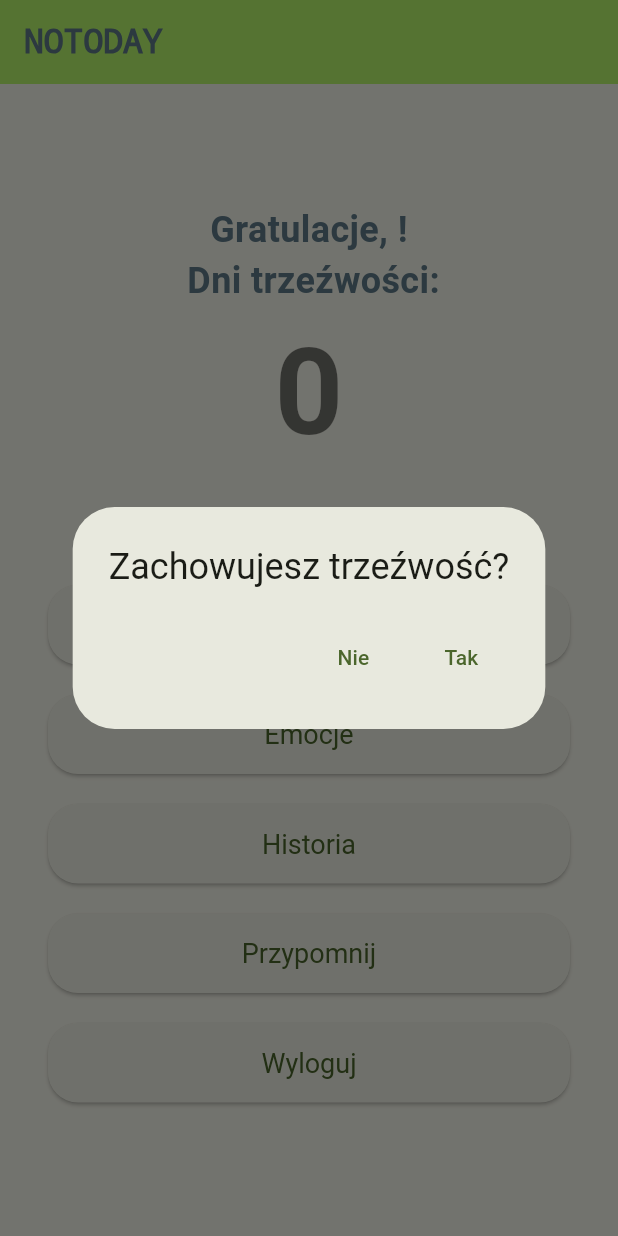
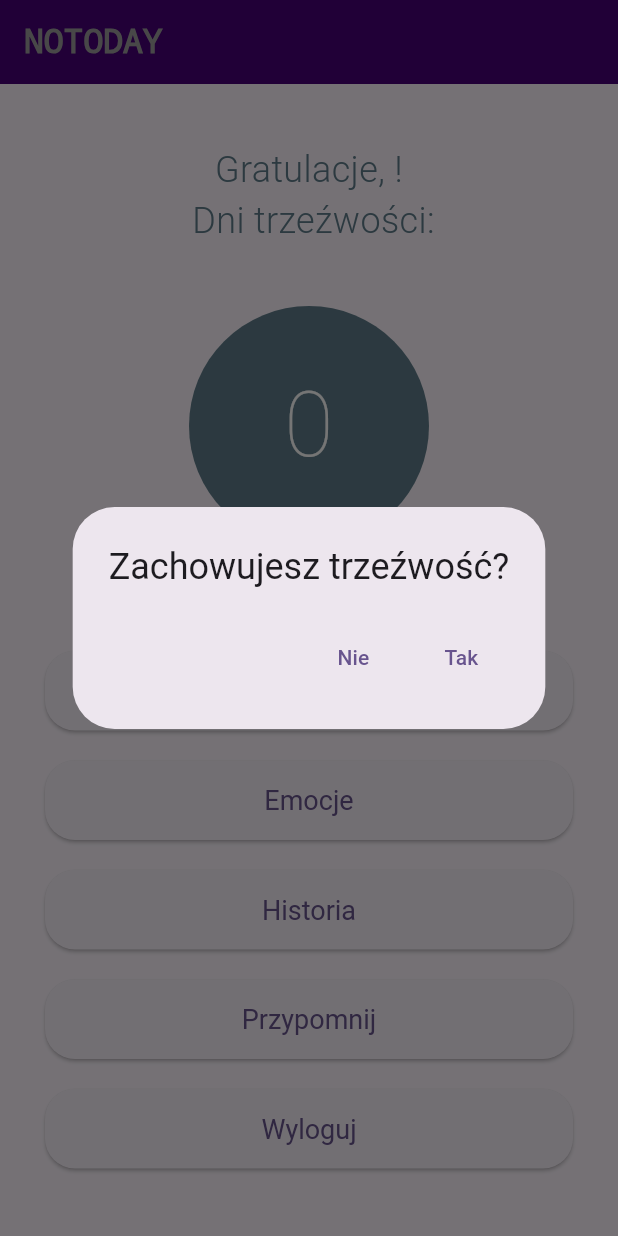
Before and after one commit to martinschwill/notoday, a Flutter app: the HomePage screen opened directly with empty values, on a phone screen of 412 x 824 dp. Run offline on Flutter 3.47's test engine with Material 3 defaults, Android fonts, the phone set to English and light mode, and no system bars; our stand-ins replace charts_flutter, flutter_local_notifications, timezone; network calls fail.

Commit message:
changes in appearance, some fixes, android fails, kicked it out from the commit

```diff
--- a/lib/config.dart
+++ b/lib/config.dart
@@ -1,3 +1,3 @@
-const String baseUrl = 'http://34.27.80.19';
-// const String baseUrl = 'http://10.2.40.138:5001';
+// const String baseUrl = 'http://34.27.80.19';
+const String baseUrl = 'http://10.2.40.62:5001';
 // const String baseUrl = 'http://192.168.33.12:5001';
--- a/lib/home.dart
+++ b/lib/home.dart
@@ -197,17 +197,17 @@ class _HomePageState extends State<HomePage> {
             fontSize: 22.0,
             fontWeight: FontWeight.bold,
             fontFamily: 'Courier New',
-            color: Colors.blueGrey,
+            color: Colors.grey,
           ),
         ),
-        backgroundColor: const Color.fromARGB(255, 185, 250, 110),
+       backgroundColor: Color.fromARGB(255, 71, 0, 119),
       ),
       body: Column(
         mainAxisAlignment: MainAxisAlignment.spaceBetween, // Space content between top and bottom
         children: [
           // Add padding from the top for the big number and buttons
           Padding(
-            padding: const EdgeInsets.only(top: 80.0), // Add top padding
+            padding: const EdgeInsets.only(top: 40.0), // Add top padding
             child: Column(
               mainAxisAlignment: MainAxisAlignment.center,
               children: [
@@ -217,23 +217,49 @@ class _HomePageState extends State<HomePage> {
                     'Gratulacje, ${widget.userName}!\n Dni trzeźwości:',
                     style: const TextStyle(
                     fontSize: 24.0, // Adjust the font size as needed
-                    fontWeight: FontWeight.bold, // Optional: Make the text bold
+                    fontWeight: FontWeight.w300, // Optional: Make the text bold
                     color: Colors.blueGrey, // Optional: Keep the color consistent
                     ),
                     textAlign: TextAlign.center, // Center the text horizontally
                     )),
-                Text(
-                  '$daysSinceSober',
-                  style: const TextStyle(
-                    fontSize: 80.0,
-                    fontWeight: FontWeight.bold,
-                    color: Colors.black54,
+                    const SizedBox(height: 40.0),
+                Center(
+                  child: Material(
+                    color: Colors.transparent, // Make the background transparent
+                    child: InkWell(
+                      borderRadius: BorderRadius.circular(80.0), // Match the circle shape
+                      onTap: () {
+                         Navigator.push(
+                        context,
+                        MaterialPageRoute(
+                          builder: (context) => HistoryPage(userId: widget.userId),
+                        ),
+                      );
+                      },
+                      child: Container(
+                        width: 160.0,
+                        height: 160.0,
+                        decoration: BoxDecoration(
+                          color: Colors.blueGrey,
+                          shape: BoxShape.circle,
+                        ),
+                        alignment: Alignment.center,
+                        child: Text(
+                          '$daysSinceSober',
+                          style: const TextStyle(
+                            fontSize: 60.0,
+                            fontWeight: FontWeight.w200,
+                            color: Colors.white,
+                          ),
+                        ),
+                      ),
+                    ),
                   ),
-                ),
+              ),
                 const SizedBox(height: 40.0),
 
             Padding(
-              padding: const EdgeInsets.all(32.0),
+              padding: const EdgeInsets.all(30.0),
               child: Column(
                 mainAxisAlignment: MainAxisAlignment.center, // Center the buttons vertically
                 crossAxisAlignment: CrossAxisAlignment.stretch, // Stretch buttons to full width
@@ -301,7 +327,7 @@ class _HomePageState extends State<HomePage> {
                   ),
                   const SizedBox(height: 20.0), // Add vertical spacing between buttons
 
-                  // Button: Przypomnij
+                  // // Button: Przypomnij
                   ElevatedButton(
                     onPressed: () {
                       Navigator.push(
--- a/lib/login.dart
+++ b/lib/login.dart
@@ -58,6 +58,7 @@ class _LoginPageState extends State<LoginPage> {
   }
 
   void _showError(String message) {
+    if(!mounted) return; // Check if the widget is still mounted
     ScaffoldMessenger.of(context).showSnackBar(
       SnackBar(content: Text(message)),
     );
@@ -72,10 +73,10 @@ class _LoginPageState extends State<LoginPage> {
             fontSize: 22.0,
             fontWeight: FontWeight.bold,
             fontFamily: 'Courier New',
-            color: Colors.blueGrey,
+            color: Colors.grey // Set the color to grey[200],
           ),),
 
-        backgroundColor: const Color.fromARGB(255, 185, 250, 110),
+        backgroundColor: Color.fromARGB(255, 71, 0, 119),
       ),
       body: Padding(
         padding: const EdgeInsets.all(16.0),
--- a/lib/main.dart
+++ b/lib/main.dart
@@ -15,7 +15,7 @@ class MyApp extends StatelessWidget {
     return MaterialApp(
       title: 'NOTODAY',
       theme: ThemeData(
-        colorScheme: ColorScheme.fromSeed(seedColor: Colors.lightGreenAccent),
+        colorScheme: ColorScheme.fromSeed(seedColor: Colors.deepPurple),
       ),
       home: const LoginPage(), // Set LoginPage as the initial page
     );
--- a/lib/reminder.dart
+++ b/lib/reminder.dart
@@ -78,8 +78,6 @@ class _ReminderPageState extends State<ReminderPage> {
       ),
       androidScheduleMode: AndroidScheduleMode.exactAllowWhileIdle,
       matchDateTimeComponents: DateTimeComponents.time,
-      uiLocalNotificationDateInterpretation:
-          UILocalNotificationDateInterpretation.absoluteTime,
     );
   }
 
@@ -117,7 +115,7 @@ class _ReminderPageState extends State<ReminderPage> {
             color: Colors.blueGrey,
           ),
         ),
-        backgroundColor: const Color.fromARGB(255, 185, 250, 110),
+        backgroundColor: Color.fromARGB(255, 71, 0, 119),
       ),
       body: Center(
         child: Column(
```
Also changed, not shown: lib/daily.dart (+25 -5 lines), lib/emo.dart (+25 -39 lines), lib/history.dart (+77 -77 lines), 5 other files.
